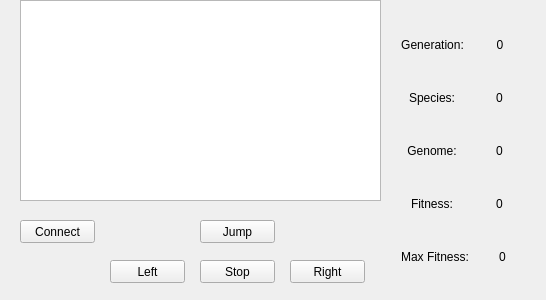
Alex-BusNet/SuperCopRemastered, file RoboCopClient/mainwindow.ui: the form before one commit.
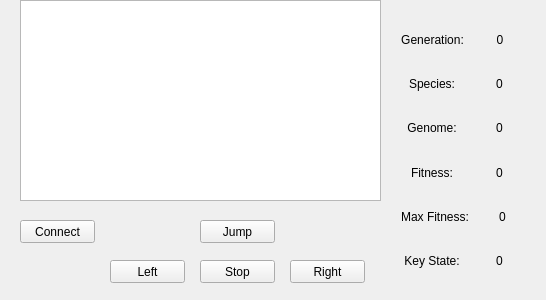
The form after the commit.

The edit to the form file:
```diff
--- a/RoboCopClient/mainwindow.ui
+++ b/RoboCopClient/mainwindow.ui
@@ -224,6 +224,30 @@
        </item>
       </layout>
      </item>
+     <item>
+      <layout class="QHBoxLayout" name="horizontalLayout_6">
+       <item>
+        <widget class="QLabel" name="keyStateLabel">
+         <property name="text">
+          <string>Key State:</string>
+         </property>
+         <property name="alignment">
+          <set>Qt::AlignCenter</set>
+         </property>
+        </widget>
+       </item>
+       <item>
+        <widget class="QLabel" name="keyStateNumLabel">
+         <property name="text">
+          <string>0</string>
+         </property>
+         <property name="alignment">
+          <set>Qt::AlignCenter</set>
+         </property>
+        </widget>
+       </item>
+      </layout>
+     </item>
     </layout>
    </widget>
   </widget>
```
